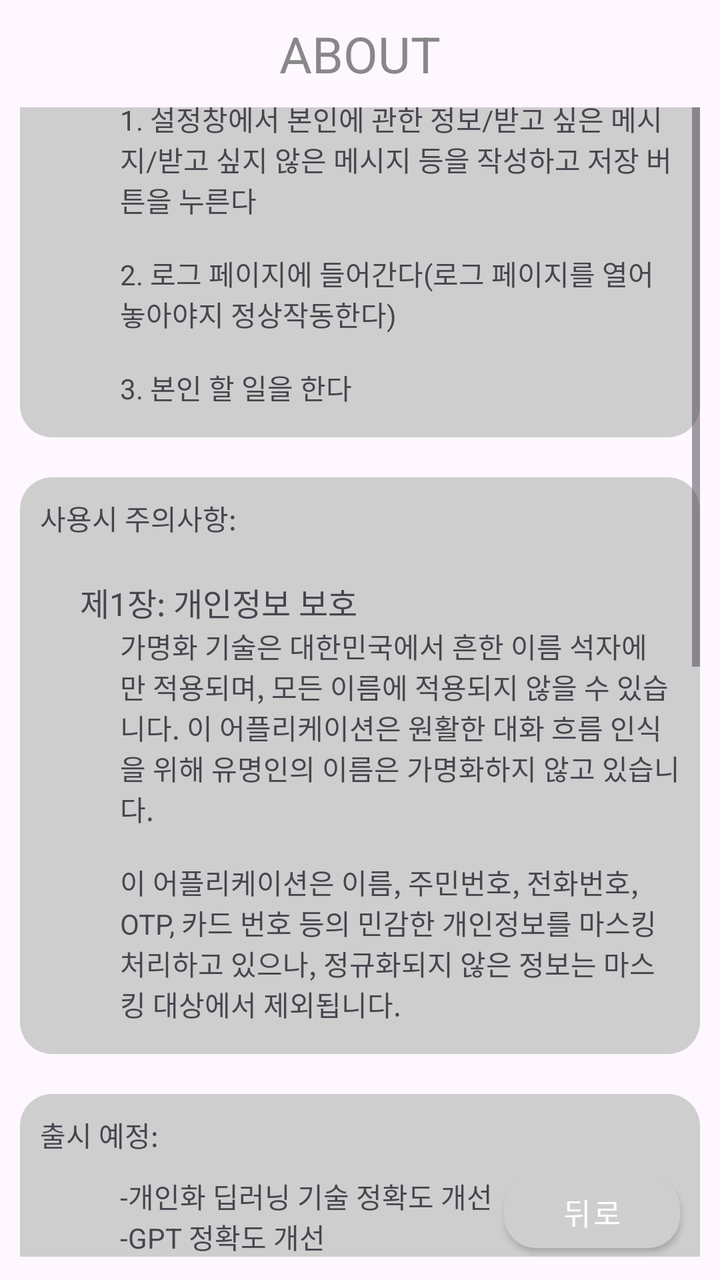
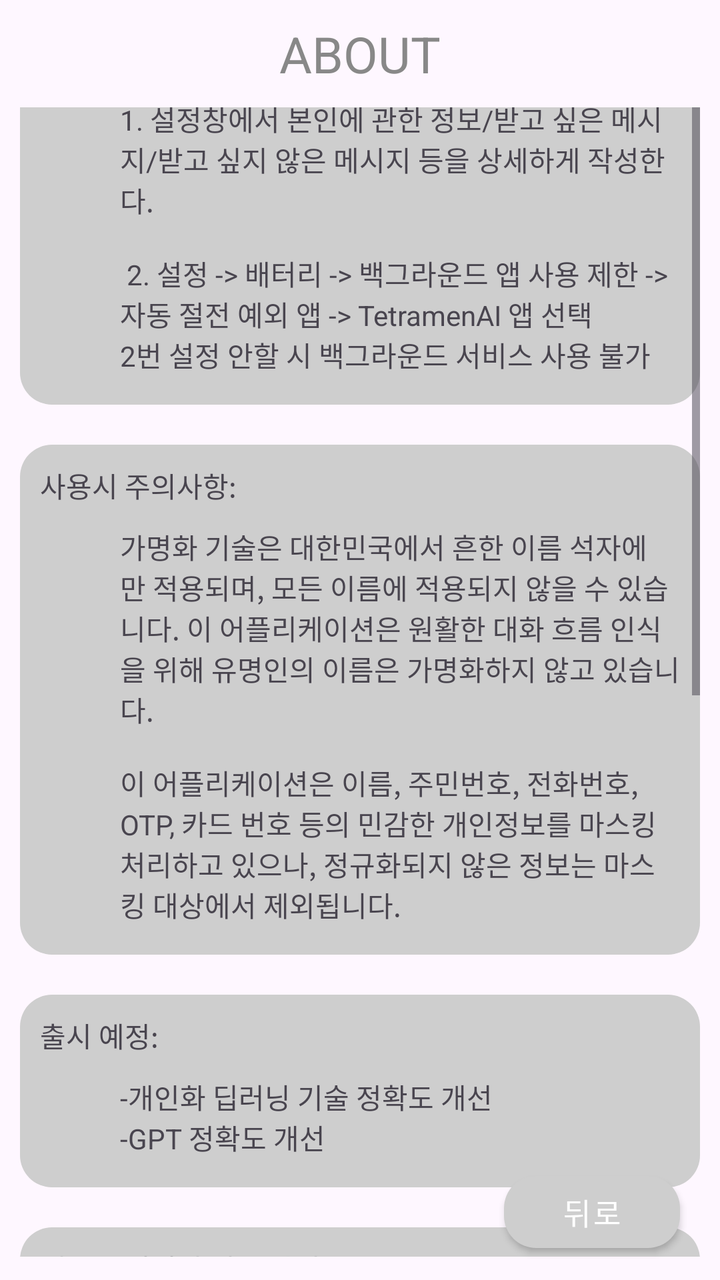

Before-and-after screenshots of an Android layout around one commit, followed by the original layout XML and the change that was made.
<!-- AndroidManifest.xml: application theme Theme.MyApplication -->
<!-- res/layout/about.xml -->
<?xml version="1.0" encoding="utf-8"?>
<LinearLayout xmlns:android="http://schemas.android.com/apk/res/android"
    android:layout_width="match_parent"
    android:layout_height="match_parent"
    xmlns:app="http://schemas.android.com/apk/res-auto"
    android:orientation="vertical">

    <TextView
        android:layout_width="match_parent"
        android:layout_height="wrap_content"
        android:text="ABOUT"
        android:textColor="#888888"
        android:gravity="center"
        android:layout_marginTop="10dp"
        android:textSize="25sp"/>

    <androidx.constraintlayout.widget.ConstraintLayout
        android:layout_width="match_parent"
        android:layout_height="match_parent"
        android:layout_marginBottom="10dp"
        android:layout_marginStart="10dp"
        android:layout_marginEnd="10dp"
        android:layout_marginTop="10dp"
        android:layout_gravity="center">

        <ScrollView
            android:layout_width="match_parent"
            android:layout_height="620dp"
            app:layout_constraintBottom_toTopOf="@+id/goback3"
            app:layout_constraintTop_toTopOf="parent">

            <LinearLayout
                android:layout_width="match_parent"
                android:layout_height="match_parent"
                android:orientation="vertical">

                <LinearLayout
                    android:layout_width="match_parent"
                    android:layout_height="wrap_content"
                    android:orientation="vertical"
                    android:background="@drawable/rounded_corner">

                    <TextView
                        android:layout_width="wrap_content"
                        android:layout_height="wrap_content"
                        android:layout_margin="10dp"
                        android:text="사용 방법:"/>

                    <TextView
                        android:layout_width="match_parent"
                        android:layout_height="match_parent"
                        android:layout_marginStart="50dp"
                        android:layout_marginEnd="10dp"
                        android:layout_marginBottom="15dp"
                        android:text="1. 설정창에서 본인에 관한 정보/받고 싶은 메시지/받고 싶지 않은 메시지 등을 작성하고 저장 버튼을 누른다\n\n2. 로그 페이지에 들어간다(로그 페이지를 열어 놓아야지 정상작동한다)\n\n3. 본인 할 일을 한다"/>

                </LinearLayout>

                <View
                    android:layout_width="match_parent"
                    android:layout_height="wrap_content"
                    android:layout_margin="10dp"/>

                <LinearLayout
                    android:layout_width="match_parent"
                    android:layout_height="wrap_content"
                    android:orientation="vertical"
                    android:background="@drawable/rounded_corner">

                    <TextView
                        android:layout_width="wrap_content"
                        android:layout_height="wrap_content"
                        android:layout_margin="10dp"
                        android:text="사용시 주의사항:"/>

                    <TextView
                        android:layout_width="wrap_content"
                        android:layout_height="wrap_content"
                        android:layout_marginTop="10dp"
                        android:layout_marginStart="30dp"
                        android:textSize="16sp"
                        android:text="제1장: 개인정보 보호"/>

                    <TextView
                        android:layout_width="match_parent"
                        android:layout_height="match_parent"
                        android:layout_marginStart="50dp"
                        android:layout_marginEnd="10dp"
                        android:layout_marginBottom="15dp"
                        android:text="가명화 기술은 대한민국에서 흔한 이름 석자에만 적용되며, 모든 이름에 적용되지 않을 수 있습니다. 이 어플리케이션은 원활한 대화 흐름 인식을 위해 유명인의 이름은 가명화하지 않고 있습니다.\n\n이 어플리케이션은 이름, 주민번호, 전화번호, OTP, 카드 번호 등의 민감한 개인정보를 마스킹 처리하고 있으나, 정규화되지 않은 정보는 마스킹 대상에서 제외됩니다."/>


                </LinearLayout>

                <View
                    android:layout_width="match_parent"
                    android:layout_height="wrap_content"
                    android:layout_margin="10dp"/>

                <LinearLayout
                    android:layout_width="match_parent"
                    android:layout_height="wrap_content"
                    android:orientation="vertical"
                    android:background="@drawable/rounded_corner">

                    <TextView
                        android:layout_width="wrap_content"
                        android:layout_height="wrap_content"
                        android:layout_margin="10dp"
                        android:text="출시 예정:"/>

                    <TextView
                        android:layout_width="match_parent"
                        android:layout_height="match_parent"
                        android:layout_marginStart="50dp"
                        android:layout_marginEnd="10dp"
                        android:layout_marginBottom="15dp"
                        android:text="-개인화 딥러닝 기술 정확도 개선\n-GPT 정확도 개선"/>

                </LinearLayout>

                <View
                    android:layout_width="match_parent"
                    android:layout_height="wrap_content"
                    android:layout_margin="10dp"/>

                <LinearLayout
                    android:layout_width="match_parent"
                    android:layout_height="wrap_content"
                    android:orientation="vertical"
                    android:background="@drawable/rounded_corner">

                    <TextView
                        android:layout_width="wrap_content"
                        android:layout_height="wrap_content"
                        android:layout_margin="10dp"
                        android:text="개인화 딥러닝 기술 안내:"/>

                    <TextView
                        android:layout_width="match_parent"
                        android:layout_height="match_parent"
                        android:layout_marginStart="50dp"
                        android:layout_marginEnd="10dp"
                        android:layout_marginBottom="15dp"
                        android:text="개인화 딥러닝 기술(이하 DL)은 일상 메시지에서 사용자와 발신자간의 관계를 알아내, 더 정확한 개인화 메시지 필터링 기능을 가능하게 한다.\n\nDL은 설정창에서 켜고 끌 수 있으며, 기본값은 '사용 안함'이다.\n\n사용 설정 후 LOG 페이지에 '딥러닝 현황' 버튼이 생겼을 것이다. 버튼을 누르면 딥러닝 현황을 쉽게 볼 수 있다.\n\n사용 설정할 경우, 매일 오전 4시에 사용자의 메시지 내용과 발신 시각, 발신 플랫폼 등이 OpenAI GPT 4o에 전송되나, 프롬프트는 전송사항을 저장하지 말것을 강조하고 있다. 그러나 OpenAI사의 정책에 의해 일부 기록될 수도 있다.(개인정보처리방침 참고)\n귀하는 이미 위 내용의 개인정보 전송 및 취급 관련 내용에 동의하였으며, 동의 철회를 희망하는 경우 해당 어플리케이션을 삭제하면 자동으로 철회된다.\n\n처리가 끝난 정보는 사용자의 휴대폰 내에 저장된다."/>

                </LinearLayout>

            </LinearLayout>

        </ScrollView>

        <com.google.android.material.button.MaterialButton
            android:id="@+id/goback3"
            style="@style/RoundedButtonStyle"
            app:layout_constraintBottom_toBottomOf="parent"
            app:layout_constraintEnd_toEndOf="parent"
            android:layout_marginEnd="10dp"
            android:layout_width="wrap_content"
            android:layout_height="wrap_content"
            android:layout_gravity="end"
            android:hapticFeedbackEnabled="true"
            android:text="뒤로"
            android:textSize="15sp"
            app:cornerRadius="16dp" />

    </androidx.constraintlayout.widget.ConstraintLayout>

</LinearLayout>
<!-- resources referenced by this layout -->
<resources>
  <!-- drawable rounded_corner (drawable) -->
  <?xml version="1.0" encoding="utf-8"?>
  <shape xmlns:android="http://schemas.android.com/apk/res/android"
      android:shape="rectangle">
  
      
      <corners android:radius="16dp" />
  
      
      <solid android:color="#CECECE"/>
  
  </shape>
  <style name="RoundedButtonStyle" parent="Widget.MaterialComponents.Button">
          <item name="cornerRadius">16dp</item>
          <item name="backgroundTint">#CECECE</item>
      </style>
  <style name="Theme.MyApplication" parent="Base.Theme.MyApplication" />
  <style name="Base.Theme.MyApplication" parent="Theme.Material3.DayNight.NoActionBar">
          
          
          <item name="android:statusBarColor">#FEFBFE</item> 
          <item name="android:navigationBarColor">#FEFBFE</item> 
      </style>
</resources>

<!-- the commit's change to res/layout/about.xml (unified diff, before → after) -->
@@ -52,7 +52,7 @@
                         android:layout_marginStart="50dp"
                         android:layout_marginEnd="10dp"
                         android:layout_marginBottom="15dp"
-                        android:text="1. 설정창에서 본인에 관한 정보/받고 싶은 메시지/받고 싶지 않은 메시지 등을 작성하고 저장 버튼을 누른다\n\n2. 로그 페이지에 들어간다(로그 페이지를 열어 놓아야지 정상작동한다)\n\n3. 본인 할 일을 한다"/>
+                        android:text="1. 설정창에서 본인에 관한 정보/받고 싶은 메시지/받고 싶지 않은 메시지 등을 상세하게 작성한다.\n\n 2. 설정 -> 배터리 -> 백그라운드 앱 사용 제한 -> 자동 절전 예외 앱 -> TetramenAI 앱 선택\n2번 설정 안할 시 백그라운드 서비스 사용 불가"/>
 
                 </LinearLayout>
 
@@ -73,13 +73,6 @@
                         android:layout_margin="10dp"
                         android:text="사용시 주의사항:"/>
 
-                    <TextView
-                        android:layout_width="wrap_content"
-                        android:layout_height="wrap_content"
-                        android:layout_marginTop="10dp"
-                        android:layout_marginStart="30dp"
-                        android:textSize="16sp"
-                        android:text="제1장: 개인정보 보호"/>
 
                     <TextView
                         android:layout_width="match_parent"
